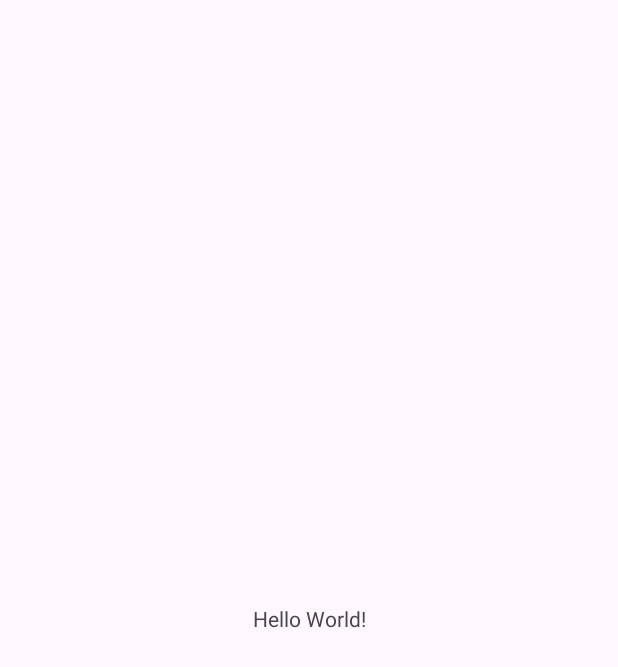
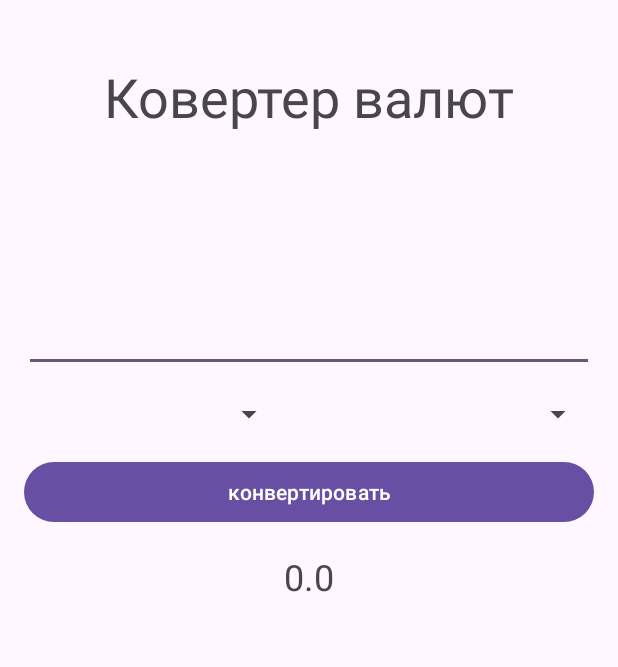
Before and after one commit to DimaK21/CurrencyConverter, an Android app: the screen it shows after launch (MainActivity), on a phone screen of 412 x 824 dp. Before the commit the part shown is almost empty. Shown: the top 667 px of the screen. Run offline under Robolectric (Android 15) with nearby library versions, the phone set to English and light mode, and no system bars; our stand-ins replace Dagger/Hilt's generated code.

Commit message:
макет экрана

```diff
--- a/app/src/main/AndroidManifest.xml
+++ b/app/src/main/AndroidManifest.xml
@@ -6,6 +6,7 @@
     <uses-permission android:name="android.permission.ACCESS_NETWORK_STATE" />
 
     <application
+        android:name=".app.App"
         android:allowBackup="true"
         android:dataExtractionRules="@xml/data_extraction_rules"
         android:fullBackupContent="@xml/backup_rules"
--- a/app/src/main/res/layout/activity_main.xml
+++ b/app/src/main/res/layout/activity_main.xml
@@ -10,10 +10,60 @@
     <TextView
         android:layout_width="wrap_content"
         android:layout_height="wrap_content"
-        android:text="Hello World!"
-        app:layout_constraintBottom_toBottomOf="parent"
+        android:layout_marginTop="@dimen/_40dp"
+        android:text="@string/converter"
+        android:textSize="36sp"
         app:layout_constraintEnd_toEndOf="parent"
         app:layout_constraintStart_toStartOf="parent"
         app:layout_constraintTop_toTopOf="parent" />
 
+    <EditText
+        android:id="@+id/edit_text"
+        android:layout_width="match_parent"
+        android:layout_height="wrap_content"
+        android:layout_margin="@dimen/_16dp"
+        android:inputType="numberSigned"
+        android:lines="1"
+        app:layout_constraintBottom_toBottomOf="parent"
+        app:layout_constraintTop_toTopOf="parent"
+        app:layout_constraintVertical_bias="0.25" />
+
+    <Spinner
+        android:id="@+id/spinner_from"
+        android:layout_width="0dp"
+        android:layout_height="wrap_content"
+        android:layout_margin="@dimen/_16dp"
+        app:layout_constraintEnd_toStartOf="@id/spinner_to"
+        app:layout_constraintStart_toStartOf="parent"
+        app:layout_constraintTop_toBottomOf="@id/edit_text" />
+
+    <Spinner
+        android:id="@+id/spinner_to"
+        android:layout_width="0dp"
+        android:layout_height="wrap_content"
+        android:layout_margin="@dimen/_16dp"
+        app:layout_constraintEnd_toEndOf="parent"
+        app:layout_constraintStart_toEndOf="@id/spinner_from"
+        app:layout_constraintTop_toBottomOf="@id/edit_text" />
+
+    <Button
+        android:id="@+id/button"
+        android:layout_width="match_parent"
+        android:layout_height="wrap_content"
+        android:layout_margin="@dimen/_16dp"
+        android:text="@string/to_convert"
+        app:layout_constraintTop_toBottomOf="@id/spinner_from" />
+
+    <TextView
+        android:id="@+id/text_view_result"
+        android:layout_width="match_parent"
+        android:layout_height="wrap_content"
+        android:layout_margin="@dimen/_16dp"
+        android:ellipsize="end"
+        android:lines="1"
+        android:text="@string/zero"
+        android:textAlignment="center"
+        android:textSize="24sp"
+        app:layout_constraintTop_toBottomOf="@id/button" />
+
 </androidx.constraintlayout.widget.ConstraintLayout>
--- /dev/null
+++ b/app/src/main/res/values/dimens.xml
@@ -0,0 +1,5 @@
+<?xml version="1.0" encoding="utf-8"?>
+<resources>
+    <dimen name="_40dp">40dp</dimen>
+    <dimen name="_16dp">16dp</dimen>
+</resources>
--- a/app/src/main/res/values/strings.xml
+++ b/app/src/main/res/values/strings.xml
@@ -2,4 +2,7 @@
     <string name="app_name">Currency Converter</string>
     <string name="check_connection">Проверьте подключение к сети</string>
     <string name="wrong_request">Неверный запрос</string>
+    <string name="converter">Ковертер валют</string>
+    <string name="to_convert">конвертировать</string>
+    <string name="zero">0.0</string>
 </resources>
```
